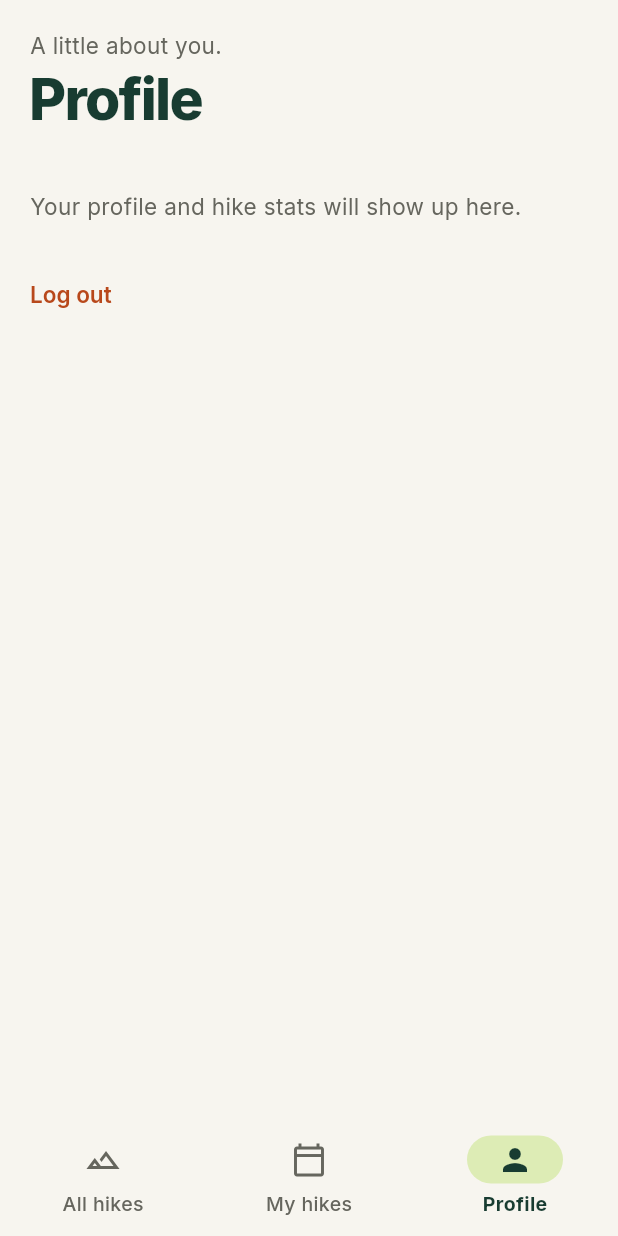
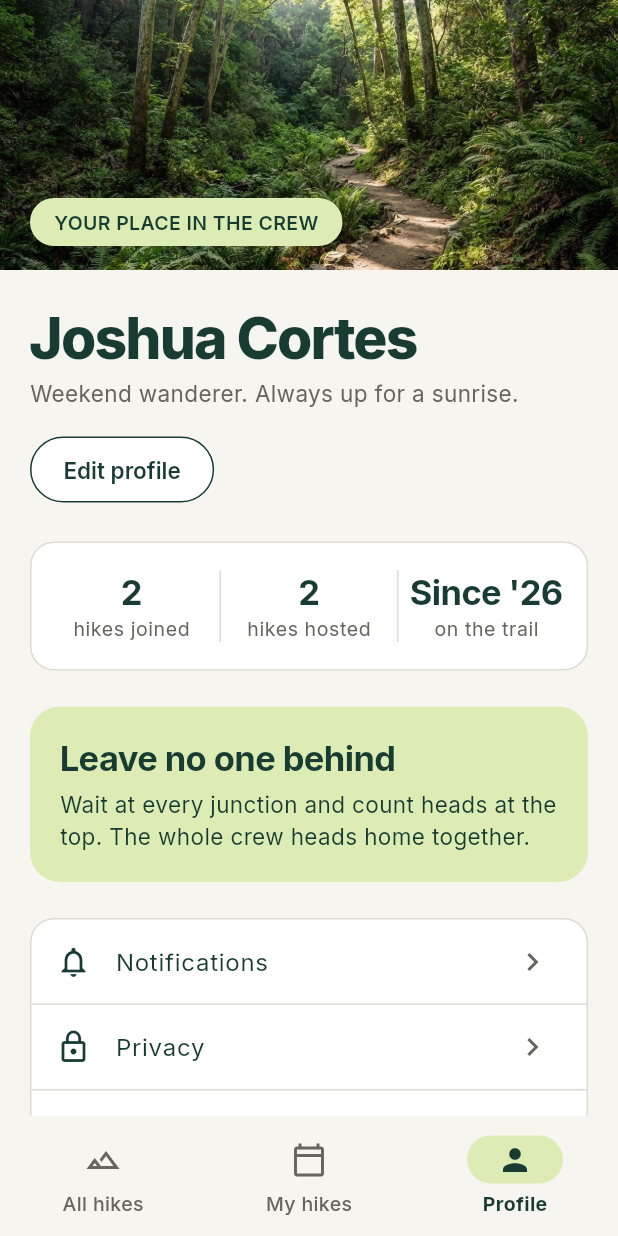
Before and after one commit to joshuacortes195/HikeCrewApp, a Flutter app: the HomeShell screen opened directly, item 3 of the bottom bar chosen, on a phone screen of 412 x 824 dp. Run offline on Flutter 3.47's test engine with Material 3 defaults, Android fonts, the phone set to English and light mode, and no system bars; our stand-ins replace google_fonts.

Commit message:
build profile with edit profile, stats and settings

```diff
--- a/lib/screens/profile_screen.dart
+++ b/lib/screens/profile_screen.dart
@@ -1,10 +1,15 @@
 import 'package:flutter/material.dart';
+import 'package:provider/provider.dart';
 
+import '../providers/user_provider.dart';
 import '../theme/app_theme.dart';
-import '../widgets/screen_header.dart';
+import '../widgets/edit_profile_dialog.dart';
+import '../widgets/lime_card.dart';
+import '../widgets/pill_label.dart';
+import '../widgets/profile_stats_card.dart';
 import 'login_screen.dart';
 
-// profile tab, the last tab in the bottom nav, a placeholder for now
+// profile tab, the last tab in the bottom nav, your name, bio and hike stats
 class ProfileScreen extends StatelessWidget {
   const ProfileScreen({super.key});
 
@@ -18,23 +23,75 @@ class ProfileScreen extends StatelessWidget {
 
   @override
   Widget build(BuildContext context) {
+    final user = context.watch<UserProvider>();
+    final text = Theme.of(context).textTheme;
+
     return SafeArea(
       child: ListView(
-        padding: const EdgeInsets.all(20),
         children: [
-          const ScreenHeader(eyebrow: 'A little about you.', title: 'Profile'),
-          const SizedBox(height: 40),
-          // filler text under the profile title until this tab gets built
-          Text(
-            'Your profile and hike stats will show up here.',
-            style: Theme.of(context).textTheme.bodyMedium,
+          // banner photo with the "your place in the crew" pill in the corner
+          Stack(
+            children: [
+              Image.asset(
+                'assets/images/forest.jpg',
+                height: 180,
+                width: double.infinity,
+                fit: BoxFit.cover,
+              ),
+              const Positioned(
+                left: 20,
+                bottom: 16,
+                child: PillLabel(text: 'YOUR PLACE IN THE CREW'),
+              ),
+            ],
+          ),
+
+          Padding(
+            padding: const EdgeInsets.fromLTRB(20, 24, 20, 32),
+            child: Column(
+              crossAxisAlignment: CrossAxisAlignment.start,
+              children: [
+                // your name and bio, both change when you save edit profile
+                Text(user.name, style: text.headlineLarge),
+                const SizedBox(height: 6),
+                Text(user.bio, style: text.bodyMedium),
+                const SizedBox(height: 16),
+
+                // edit profile button, opens the popup
+                OutlinedButton(
+                  onPressed: () => showDialog<void>(
+                    context: context,
+                    builder: (_) => const EditProfileDialog(),
+                  ),
+                  child: const Text('Edit profile'),
                 ),
                 const SizedBox(height: 24),
+                const ProfileStatsCard(),
+                const SizedBox(height: 24),
 
-          // orange log out link under the filler text
-          Align(
-            alignment: Alignment.centerLeft,
-            child: TextButton(
+                // lime leave no one behind card
+                LimeCard(
+                  child: Column(
+                    crossAxisAlignment: CrossAxisAlignment.start,
+                    children: [
+                      Text('Leave no one behind', style: text.titleLarge),
+                      const SizedBox(height: 6),
+                      Text(
+                        'Wait at every junction and count heads at the top. '
+                        'The whole crew heads home together.',
+                        style: text.bodyMedium?.copyWith(
+                          color: AppColors.darkGreen,
+                        ),
+                      ),
+                    ],
+                  ),
+                ),
+                const SizedBox(height: 24),
+                _settings(),
+                const SizedBox(height: 16),
+
+                // orange log out link at the bottom
+                TextButton(
                   onPressed: () => _logOut(context),
                   style: TextButton.styleFrom(
                     foregroundColor: AppColors.orange,
@@ -42,9 +99,42 @@ class ProfileScreen extends StatelessWidget {
                   ),
                   child: const Text('Log out'),
                 ),
+              ],
+            ),
           ),
         ],
       ),
     );
   }
+
+  // white card with the three settings rows, they don't do anything yet
+  Widget _settings() {
+    return Container(
+      decoration: BoxDecoration(
+        color: AppColors.white,
+        borderRadius: BorderRadius.circular(16),
+        border: Border.all(color: AppColors.border),
+      ),
+      clipBehavior: Clip.antiAlias,
+      child: Column(
+        children: [
+          _settingRow(Icons.notifications_none, 'Notifications'),
+          const Divider(),
+          _settingRow(Icons.lock_outline, 'Privacy'),
+          const Divider(),
+          _settingRow(Icons.help_outline, 'Help and support'),
+        ],
+      ),
+    );
   }
+
+  // one settings row with its icon, label and arrow
+  Widget _settingRow(IconData icon, String label) {
+    return ListTile(
+      leading: Icon(icon, color: AppColors.darkGreen),
+      title: Text(label),
+      trailing: const Icon(Icons.chevron_right, color: AppColors.grey),
+      onTap: () {},
+    );
+  }
+}
--- /dev/null
+++ b/lib/widgets/profile_stats_card.dart
@@ -0,0 +1,54 @@
+import 'package:flutter/material.dart';
+import 'package:provider/provider.dart';
+
+import '../data/current_user.dart';
+import '../providers/hikes_provider.dart';
+import '../theme/app_theme.dart';
+
+// white card on the profile with hikes joined, hikes hosted and since '26
+class ProfileStatsCard extends StatelessWidget {
+  const ProfileStatsCard({super.key});
+
+  @override
+  Widget build(BuildContext context) {
+    // counted from the hike list, so joining or hosting bumps these right away
+    final provider = context.watch<HikesProvider>();
+    final since = "Since '${memberSinceYear % 100}";
+
+    return Container(
+      padding: const EdgeInsets.symmetric(vertical: 18, horizontal: 8),
+      decoration: BoxDecoration(
+        color: AppColors.white,
+        borderRadius: BorderRadius.circular(16),
+        border: Border.all(color: AppColors.border),
+      ),
+      // three stats with thin lines between them
+      child: IntrinsicHeight(
+        child: Row(
+          children: [
+            _stat(context, '${provider.joinedCount}', 'hikes joined'),
+            const VerticalDivider(),
+            _stat(context, '${provider.hostedCount}', 'hikes hosted'),
+            const VerticalDivider(),
+            _stat(context, since, 'on the trail'),
+          ],
+        ),
+      ),
+    );
+  }
+
+  // one stat, the big number with its small grey label underneath
+  Widget _stat(BuildContext context, String value, String label) {
+    final text = Theme.of(context).textTheme;
+
+    return Expanded(
+      child: Column(
+        children: [
+          Text(value, style: text.titleLarge),
+          const SizedBox(height: 2),
+          Text(label, style: text.bodySmall),
+        ],
+      ),
+    );
+  }
+}
```
Also changed, not shown: lib/widgets/edit_profile_dialog.dart (added, +79 -0 lines). Lines whose indentation alone changed are shown as unchanged.
